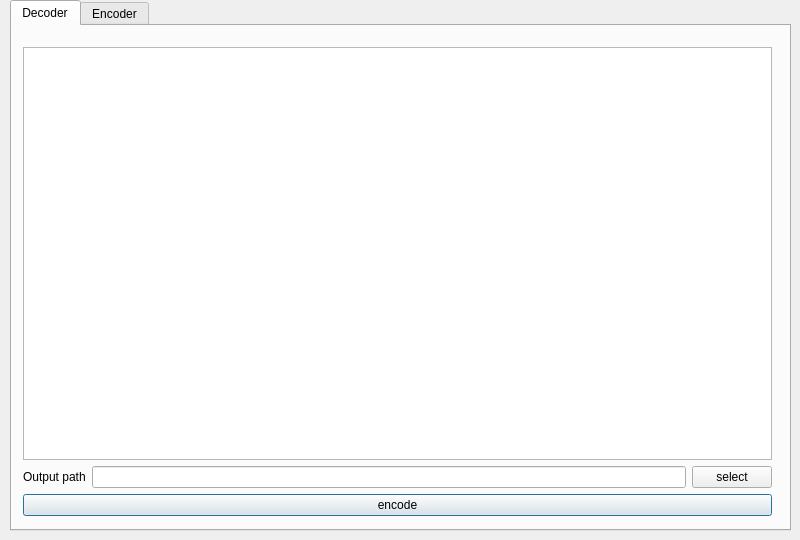
Old version of the form Qt/Base64/maindialog.ui in the repository raisedragon/C-.
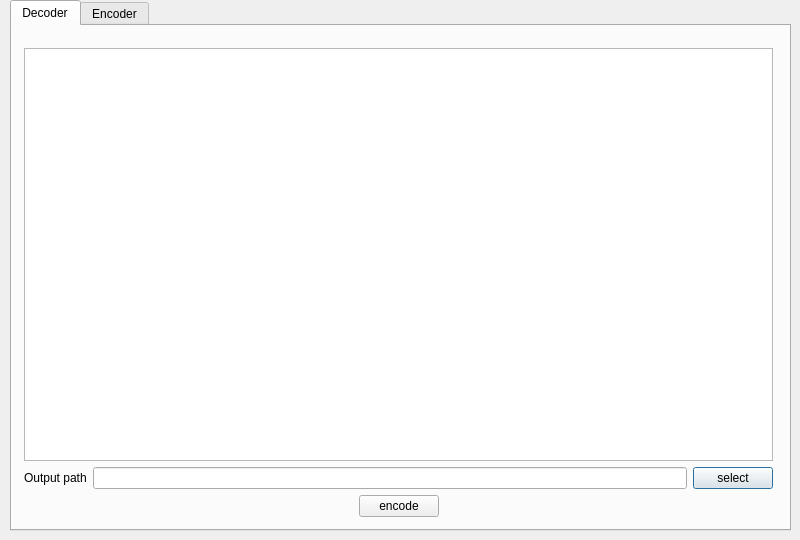
New version of the form.

```diff
--- a/Qt/Base64/maindialog.ui
+++ b/Qt/Base64/maindialog.ui
@@ -35,19 +35,15 @@
     <widget class="QWidget" name="">
      <property name="geometry">
       <rect>
-       <x>0</x>
-       <y>10</y>
+       <x>1</x>
+       <y>11</y>
        <width>771</width>
        <height>491</height>
       </rect>
      </property>
      <layout class="QGridLayout" name="gridLayout_2">
-      <item row="2" column="0">
-       <widget class="QPushButton" name="enocde">
-        <property name="text">
-         <string>encode</string>
-        </property>
-       </widget>
+      <item row="0" column="0">
+       <widget class="QTextEdit" name="inputFileCode"/>
       </item>
       <item row="1" column="0">
        <layout class="QGridLayout" name="gridLayout">
@@ -70,8 +66,42 @@
         </item>
        </layout>
       </item>
-      <item row="0" column="0">
-       <widget class="QTextEdit" name="inputFileCode"/>
+      <item row="2" column="0">
+       <layout class="QHBoxLayout" name="horizontalLayout">
+        <item>
+         <spacer name="horizontalSpacer">
+          <property name="orientation">
+           <enum>Qt::Horizontal</enum>
+          </property>
+          <property name="sizeHint" stdset="0">
+           <size>
+            <width>40</width>
+            <height>20</height>
+           </size>
+          </property>
+         </spacer>
+        </item>
+        <item>
+         <widget class="QPushButton" name="enocde">
+          <property name="text">
+           <string>encode</string>
+          </property>
+         </widget>
+        </item>
+        <item>
+         <spacer name="horizontalSpacer_2">
+          <property name="orientation">
+           <enum>Qt::Horizontal</enum>
+          </property>
+          <property name="sizeHint" stdset="0">
+           <size>
+            <width>40</width>
+            <height>20</height>
+           </size>
+          </property>
+         </spacer>
+        </item>
+       </layout>
       </item>
      </layout>
     </widget>
```
